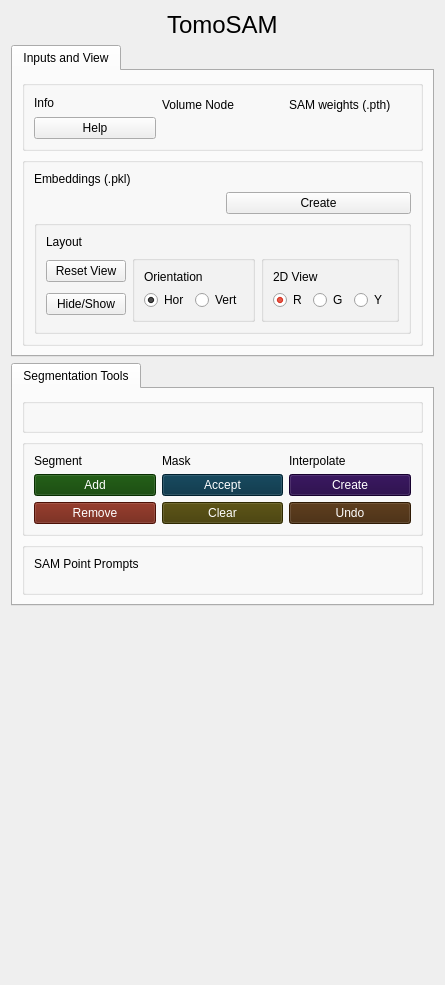
This is TomoSAM/Resources/UI/tomosam.ui in fedesemeraro/SlicerTomoSAM as Qt 5 draws it before an edit. The edited form follows.
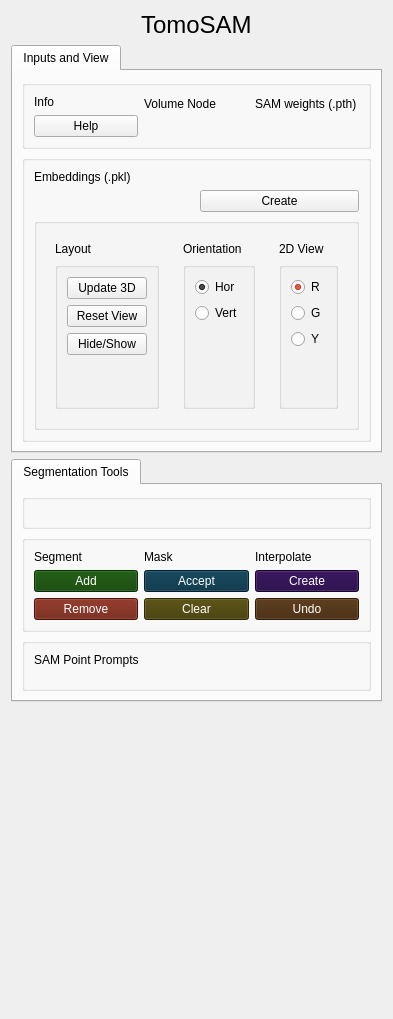
This is the edited form. Custom widgets are drawn as their Qt base class.

Commit message: Added button to update 3D view, useful for large samples

Diff of the .ui file:
```diff
--- a/TomoSAM/Resources/UI/tomosam.ui
+++ b/TomoSAM/Resources/UI/tomosam.ui
@@ -6,8 +6,8 @@
    <rect>
     <x>0</x>
     <y>0</y>
-    <width>407</width>
-    <height>985</height>
+    <width>369</width>
+    <height>1019</height>
    </rect>
   </property>
   <property name="windowTitle">
@@ -126,18 +126,29 @@
             <item>
              <widget class="QGroupBox" name="verticalGroupBox_7">
               <layout class="QVBoxLayout" name="verticalLayout_16">
-               <item>
-                <widget class="QLabel" name="label_5">
-                 <property name="text">
-                  <string>Layout</string>
-                 </property>
-                </widget>
-               </item>
                <item>
                 <layout class="QHBoxLayout" name="horizontalLayout_4">
                  <item>
+                  <widget class="QWidget" name="" native="true">
                   <layout class="QVBoxLayout" name="verticalLayout_9">
                    <item>
+                     <widget class="QLabel" name="label_5">
+                      <property name="text">
+                       <string>Layout</string>
+                      </property>
+                     </widget>
+                    </item>
+                    <item>
+                     <widget class="QGroupBox" name="verticalGroupBox">
+                      <layout class="QVBoxLayout" name="verticalLayout_20">
+                       <item>
+                        <widget class="QPushButton" name="pushButton_3d">
+                         <property name="text">
+                          <string>Update 3D</string>
+                         </property>
+                        </widget>
+                       </item>
+                       <item>
                     <widget class="QPushButton" name="push3dCenter">
                      <property name="text">
                       <string>Reset View</string>
@@ -151,10 +162,27 @@
                      </property>
                     </widget>
                    </item>
-                  </layout>
-                 </item>
+                       <item>
+                        <spacer name="verticalSpacer_4">
+                         <property name="orientation">
+                          <enum>Qt::Vertical</enum>
+                         </property>
+                         <property name="sizeHint" stdset="0">
+                          <size>
+                           <width>20</width>
+                           <height>40</height>
+                          </size>
+                         </property>
+                        </spacer>
+                       </item>
+                      </layout>
+                     </widget>
+                    </item>
+                   </layout>
+                  </widget>
+                 </item>
                  <item>
-                  <widget class="QGroupBox" name="verticalGroupBox_5">
+                  <widget class="QWidget" name="verticalWidget_5" native="true">
                    <layout class="QVBoxLayout" name="verticalLayout_14">
                     <item>
                      <widget class="QLabel" name="label_6">
@@ -164,7 +192,8 @@
                      </widget>
                     </item>
                     <item>
-                     <layout class="QHBoxLayout" name="horizontalLayout_5">
+                     <widget class="QGroupBox" name="">
+                      <layout class="QVBoxLayout" name="verticalLayout_12">
                       <item>
                        <widget class="QRadioButton" name="radioButton_hor">
                         <property name="text">
@@ -182,13 +211,27 @@
                         </property>
                        </widget>
                       </item>
-                     </layout>
+                       <item>
+                        <spacer name="verticalSpacer_2">
+                         <property name="orientation">
+                          <enum>Qt::Vertical</enum>
+                         </property>
+                         <property name="sizeHint" stdset="0">
+                          <size>
+                           <width>20</width>
+                           <height>40</height>
+                          </size>
+                         </property>
+                        </spacer>
+                       </item>
+                      </layout>
+                     </widget>
                     </item>
                    </layout>
                   </widget>
                  </item>
                  <item>
-                  <widget class="QGroupBox" name="verticalGroupBox_3">
+                  <widget class="QWidget" name="verticalWidget_3" native="true">
                    <layout class="QVBoxLayout" name="verticalLayout_8">
                     <item>
                      <widget class="QLabel" name="label_7">
@@ -198,7 +241,8 @@
                      </widget>
                     </item>
                     <item>
-                     <layout class="QHBoxLayout" name="horizontalLayout_7">
+                     <widget class="QGroupBox" name="">
+                      <layout class="QVBoxLayout" name="verticalLayout_19">
                       <item>
                        <widget class="QRadioButton" name="radioButton_red">
                         <property name="palette">
@@ -415,7 +459,21 @@
                         </property>
                        </widget>
                       </item>
-                     </layout>
+                       <item>
+                        <spacer name="verticalSpacer_3">
+                         <property name="orientation">
+                          <enum>Qt::Vertical</enum>
+                         </property>
+                         <property name="sizeHint" stdset="0">
+                          <size>
+                           <width>20</width>
+                           <height>40</height>
+                          </size>
+                         </property>
+                        </spacer>
+                       </item>
+                      </layout>
+                     </widget>
                     </item>
                    </layout>
                   </widget>
```
Lines whose indentation alone changed are shown as unchanged. The commit also changes 1 other file.
